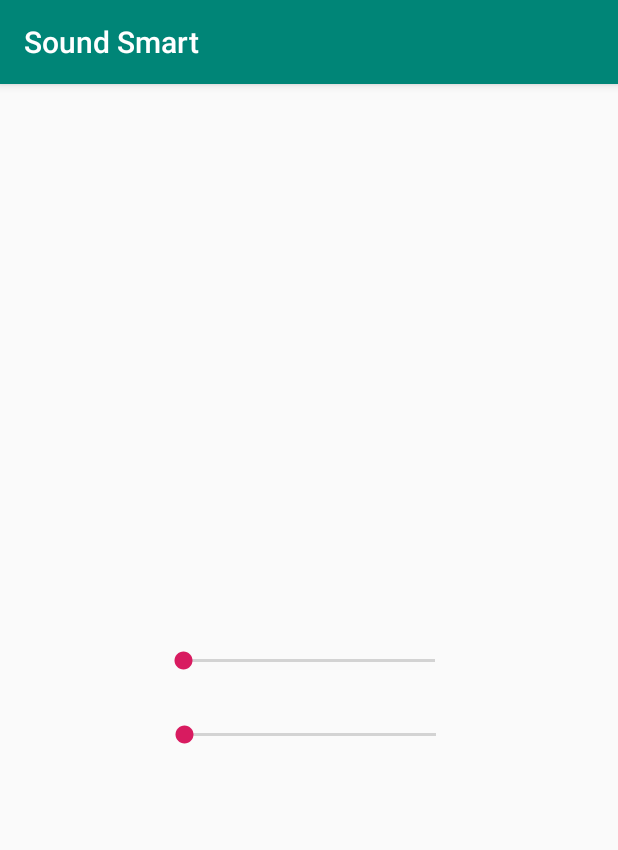
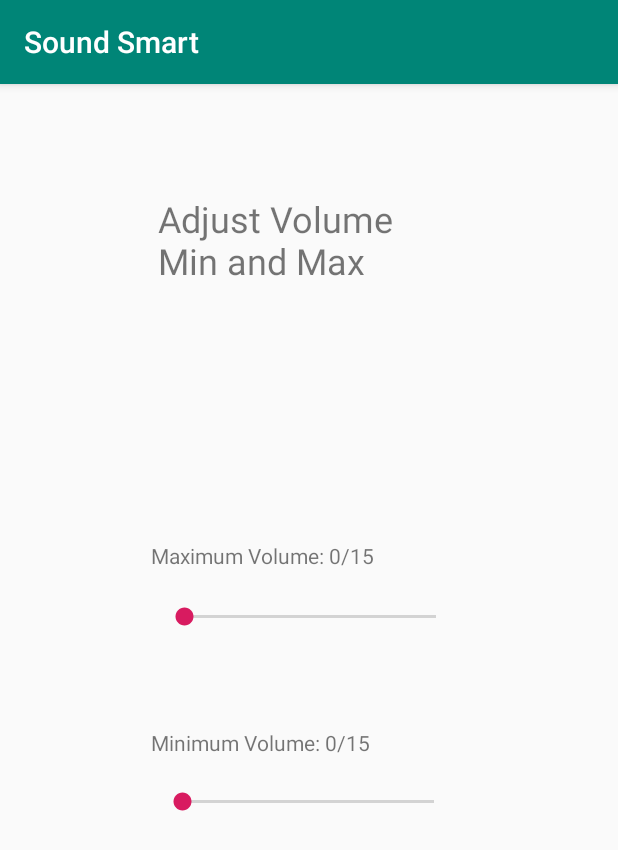
Before and after one commit to apanpanpan/SmartVolume, an Android app: the screen it shows after launch (MainActivity), on a phone screen of 412 x 824 dp. Shown: the top 850 px of the screen. Run offline under Robolectric (Android 15) with nearby library versions, the phone set to English and light mode, and no system bars.

Commit message:
Added text that updates with slider

```diff
--- a/app/src/main/java/com/example/soundsmart/MainActivity.java
+++ b/app/src/main/java/com/example/soundsmart/MainActivity.java
@@ -5,6 +5,7 @@ import android.content.Context;
 import android.media.AudioManager;
 import android.os.Bundle;
 import android.widget.SeekBar;
+import android.widget.TextView;
 
 public class MainActivity extends AppCompatActivity {
 
@@ -34,6 +35,8 @@ public class MainActivity extends AppCompatActivity {
                 if(curr < progress){
                     audioManager.setStreamVolume(AudioManager.STREAM_MUSIC,progress,0);
                 }
+                TextView minVolText = findViewById(R.id.minVolText);
+                minVolText.setText("Minimum Volume: "+progress+"/15");
             }
 
             @Override
@@ -64,6 +67,8 @@ public class MainActivity extends AppCompatActivity {
                     if(cur > progress) {
                         audioManager.setStreamVolume(AudioManager.STREAM_MUSIC, progress, 0);
                     }
+                    TextView maxVolText = findViewById(R.id.maxVolText);
+                    maxVolText.setText("Maximum Volume: "+progress+"/15");
                 }
 
                 @Override
@@ -76,6 +81,7 @@ public class MainActivity extends AppCompatActivity {
 
                 }
             });
+
         }catch(Exception e ){
             e.printStackTrace();
         }
--- a/app/src/main/res/layout/activity_main.xml
+++ b/app/src/main/res/layout/activity_main.xml
@@ -6,24 +6,74 @@
     android:layout_height="match_parent"
     tools:context=".MainActivity">
 
+    <TextView
+        android:id="@+id/minVolText"
+        android:layout_width="wrap_content"
+        android:layout_height="wrap_content"
+        android:text="Minimum Volume: 0/15"
+        app:layout_constraintBottom_toTopOf="@+id/seekBar2"
+        app:layout_constraintEnd_toEndOf="parent"
+        app:layout_constraintHorizontal_bias="0.379"
+        app:layout_constraintStart_toStartOf="parent"
+        app:layout_constraintTop_toBottomOf="@+id/seekBar"
+        app:layout_constraintVertical_bias="0.759" />
+
     <SeekBar
         android:id="@+id/seekBar"
         android:layout_width="200dp"
         android:layout_height="wrap_content"
+        android:max="100"
         app:layout_constraintBottom_toBottomOf="parent"
         app:layout_constraintEnd_toEndOf="parent"
+        app:layout_constraintHorizontal_bias="0.502"
         app:layout_constraintStart_toStartOf="parent"
-        app:layout_constraintTop_toTopOf="parent" />
+        app:layout_constraintTop_toTopOf="parent"
+        app:layout_constraintVertical_bias="0.461" />
+
+    <TextView
+        android:id="@+id/maxVolText"
+        android:layout_width="wrap_content"
+        android:layout_height="wrap_content"
+        android:text="Maximum Volume: 0/15"
+        app:layout_constraintBottom_toTopOf="@+id/seekBar"
+        app:layout_constraintEnd_toEndOf="parent"
+        app:layout_constraintHorizontal_bias="0.383"
+        app:layout_constraintStart_toStartOf="parent"
+        app:layout_constraintTop_toBottomOf="@+id/textView3"
+        app:layout_constraintVertical_bias="0.889" />
 
     <SeekBar
         android:id="@+id/seekBar2"
         android:layout_width="200dp"
         android:layout_height="wrap_content"
+        android:max="100"
         app:layout_constraintBottom_toBottomOf="parent"
         app:layout_constraintEnd_toEndOf="parent"
-        app:layout_constraintHorizontal_bias="0.502"
+        app:layout_constraintHorizontal_bias="0.497"
         app:layout_constraintStart_toStartOf="parent"
         app:layout_constraintTop_toBottomOf="@+id/seekBar"
-        app:layout_constraintVertical_bias="0.088" />
+        app:layout_constraintVertical_bias="0.273" />
+
+    <TextView
+        android:id="@+id/textView3"
+        android:layout_width="171dp"
+        android:layout_height="56dp"
+        android:layout_marginStart="105dp"
+        android:layout_marginLeft="105dp"
+        android:layout_marginTop="73dp"
+        android:layout_marginEnd="135dp"
+        android:layout_marginRight="135dp"
+        android:text="Adjust Volume Min and Max"
+        android:textSize="24sp"
+        app:layout_constraintEnd_toEndOf="parent"
+        app:layout_constraintStart_toStartOf="parent"
+        app:layout_constraintTop_toTopOf="parent" />
+
+    <androidx.constraintlayout.widget.Guideline
+        android:id="@+id/guideline"
+        android:layout_width="wrap_content"
+        android:layout_height="wrap_content"
+        android:orientation="horizontal"
+        app:layout_constraintGuide_begin="195dp" />
 
 </androidx.constraintlayout.widget.ConstraintLayout>
```
